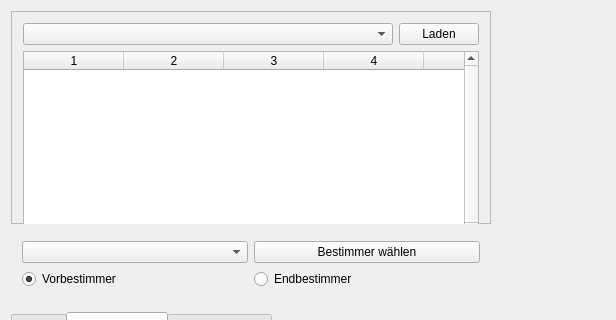
ifaoe/2014-10-Bird-View, file mainwindow.ui: the form before one commit; both pictures show x 0 to 616 and y 0 to 320 of the 1185 by 899 pixel window.
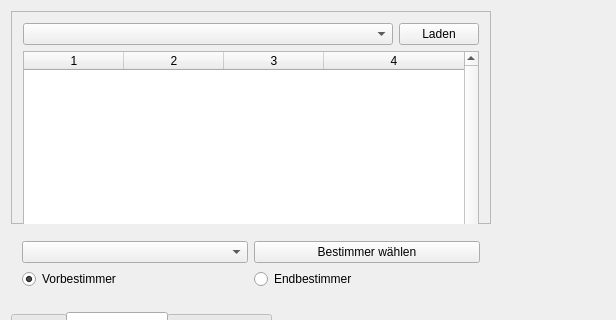
The form after the commit. The open tabs and pages were chosen to show the change.

Commit message: User selection für Endbestimmung

The edit to the form file:
```diff
--- a/mainwindow.ui
+++ b/mainwindow.ui
@@ -82,7 +82,7 @@
           <number>0</number>
          </property>
          <property name="columnCount">
-          <number>5</number>
+          <number>4</number>
          </property>
          <attribute name="horizontalHeaderCascadingSectionResizes">
           <bool>true</bool>
@@ -100,7 +100,6 @@
          <column/>
          <column/>
          <column/>
-         <column/>
         </widget>
        </item>
        <item row="0" column="0" colspan="2">
```
Left out of the diff: 8 changed lines with no effect on the pictures. The commit also changes 1 other file.
